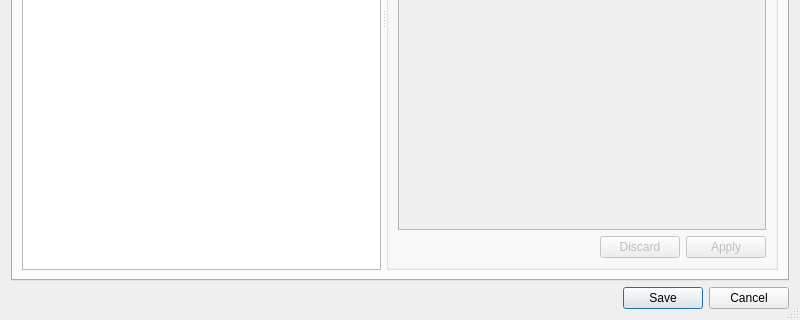
nextgis/qgis_metatools, file src/ui/ui_editor.ui: the form before one commit; both pictures show x 0 to 800 and y 280 to 600 of the 800 by 600 pixel window.
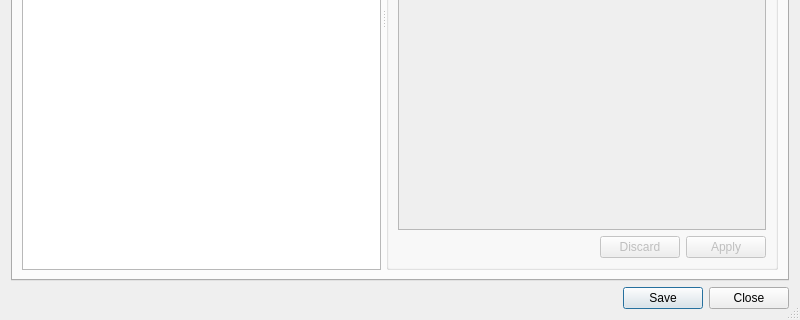
The form after the commit. The open tabs and pages were chosen to show the change.

The edit to the form file:
```diff
--- a/src/ui/ui_editor.ui
+++ b/src/ui/ui_editor.ui
@@ -162,7 +162,7 @@
       <enum>Qt::Horizontal</enum>
      </property>
      <property name="standardButtons">
-      <set>QDialogButtonBox::Cancel|QDialogButtonBox::Save</set>
+      <set>QDialogButtonBox::Close|QDialogButtonBox::Save</set>
      </property>
     </widget>
    </item>
```
Left out of the diff: 2 changed lines with no effect on the pictures.
